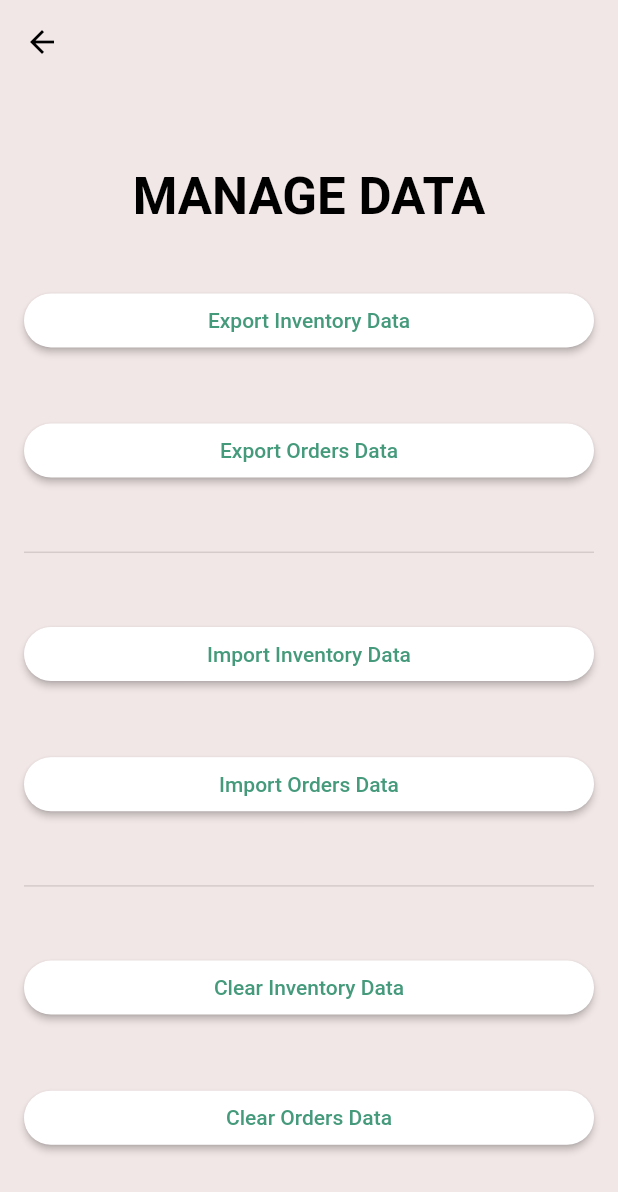
After one commit to Acetylcholine007/Quick-Store, a Flutter app: the DataPage screen opened directly, on a phone screen of 412 x 824 dp. The commit adds this screen. Shown: the top 1192 px of the screen. Run offline on Flutter 3.47's test engine with Material 2 defaults, Android fonts, the light colour scheme and no system bars; our stand-ins replace csv, file_picker, gallery_saver, permission_handler, qr_flutter, share and 2 more; missing offline and left inert: barcode_scan2, flutter_charset_detector; accounts and stored records are empty.

Commit message:
Data management functionalities implemented

```diff
--- /dev/null
+++ b/lib/screens/mainpages/DataPage.dart
@@ -0,0 +1,77 @@
+import 'package:flutter/material.dart';
+import 'package:quick_store/BLoCs/StoreBloc.dart';
+import 'package:quick_store/models/LocalDBDataPack.dart';
+import 'package:quick_store/services/DataService.dart';
+import 'package:quick_store/shared/decorations.dart';
+
+class DataPage extends StatefulWidget {
+  final StoreBloc bloc;
+  final LocalDBDataPack data;
+  const DataPage({Key key, this.bloc, this.data}) : super(key: key);
+
+  @override
+  State<DataPage> createState() => _DataPageState();
+}
+
+class _DataPageState extends State<DataPage> {
+  bool isLoading = false;
+
+  void loadingHandler(bool status) {
+    setState(() => isLoading = status);
+  }
+
+  @override
+  Widget build(BuildContext context) {
+    final theme = Theme.of(context);
+
+    return Scaffold(
+      backgroundColor: Color(0xFFF2E7E7),
+      appBar: AppBar(
+        elevation: 0.0,
+        backgroundColor: Colors.transparent,
+      ),
+      body: Container(
+        padding: EdgeInsets.all(16),
+        child: Column(
+          mainAxisAlignment: MainAxisAlignment.spaceEvenly,
+          crossAxisAlignment: CrossAxisAlignment.stretch,
+          children: [
+            Text('MANAGE DATA', textAlign: TextAlign.center, style: theme.textTheme.headline4.copyWith(color: Colors.black, fontWeight: FontWeight.w700)),
+            ElevatedButton(
+                onPressed: () => DataService.ds.exportInventory(context, loadingHandler, widget.data.products),
+                child: Text('Export Inventory Data'),
+                style: formButtonDecoration
+            ),
+            ElevatedButton(
+                onPressed: () => DataService.ds.exportOrders(context, loadingHandler, widget.data.orders),
+                child: Text('Export Orders Data'),
+                style: formButtonDecoration
+            ),
+            Divider(thickness: 1, height: 10),
+            ElevatedButton(
+                onPressed: () => DataService.ds.importInventory(context, loadingHandler, widget.bloc),
+                child: Text('Import Inventory Data'),
+                style: formButtonDecoration
+            ),
+            ElevatedButton(
+                onPressed: () => DataService.ds.importOrders(context, loadingHandler, widget.bloc),
+                child: Text('Import Orders Data'),
+                style: formButtonDecoration
+            ),
+            Divider(thickness: 1, height: 10),
+            ElevatedButton(
+                onPressed: () => DataService.ds.clearInventory(context, loadingHandler, widget.bloc),
+                child: Text('Clear Inventory Data'),
+                style: formButtonDecoration
+            ),
+            ElevatedButton(
+                onPressed: () => DataService.ds.clearOrders(context, loadingHandler, widget.bloc),
+                child: Text('Clear Orders Data'),
+                style: formButtonDecoration
+            ),
+          ],
+        ),
+      ),
+    );
+  }
+}
--- a/lib/wrappers/MainWrapper.dart
+++ b/lib/wrappers/MainWrapper.dart
@@ -4,6 +4,7 @@ import 'package:quick_store/BLoCs/StoreBloc.dart';
 import 'package:quick_store/models/Account.dart';
 import 'package:quick_store/models/LocalDBDataPack.dart';
 import 'package:quick_store/screens/mainpages/DailyTallyPage.dart';
+import 'package:quick_store/screens/mainpages/DataPage.dart';
 import 'package:quick_store/screens/mainpages/HelpPage.dart';
 import 'package:quick_store/screens/mainpages/HistoryPage.dart';
 import 'package:quick_store/screens/mainpages/InventoryPage.dart';
@@ -165,6 +166,16 @@ class _MainWrapperState extends State<MainWrapper> {
                 title: Text('Print QR Codes', style: TextStyle(color: Colors.white)),
                 onTap: qrDownloadHandler,
               ),
+              ListTile(
+                title: Text('Manage Data', style: TextStyle(color: Colors.white)),
+                  onTap: () {
+                    Navigator.of(context).pop();
+                    Navigator.push(
+                    context,
+                    MaterialPageRoute(builder: (context) => DataPage(bloc: widget.bloc, data: widget.data)),
+                  );
+                }
+              ),
               Divider(thickness: 1, height: 10, color: Colors.white, indent: 16, endIndent: 16),
               ListTile(
                 title: Text('Logout', style: TextStyle(color: Colors.white)),
--- a/pubspec.yaml
+++ b/pubspec.yaml
@@ -46,6 +46,7 @@ dependencies:
   charset_converter: ^2.0.0
   uuid: 3.0.6
   intl: ^0.17.0
+  share: ^2.0.1
 
 
 
```
Also changed, not shown: lib/BLoCs/StoreBloc.dart (+7 -0 lines), lib/models/Order.dart (+12 -0 lines), lib/models/Product.dart (+14 -0 lines), lib/services/DataService.dart (+278 -1 lines), lib/services/LocalDatabaseService.dart (+73 -39 lines), pubspec.lock.
